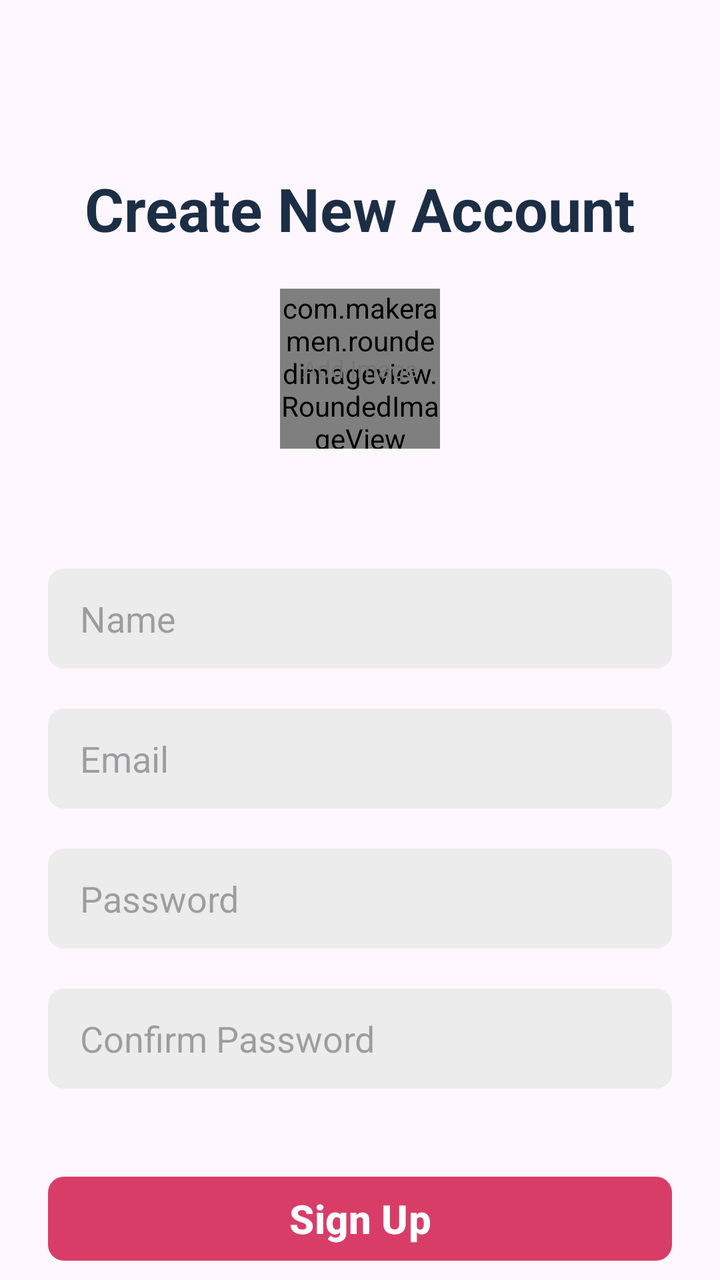
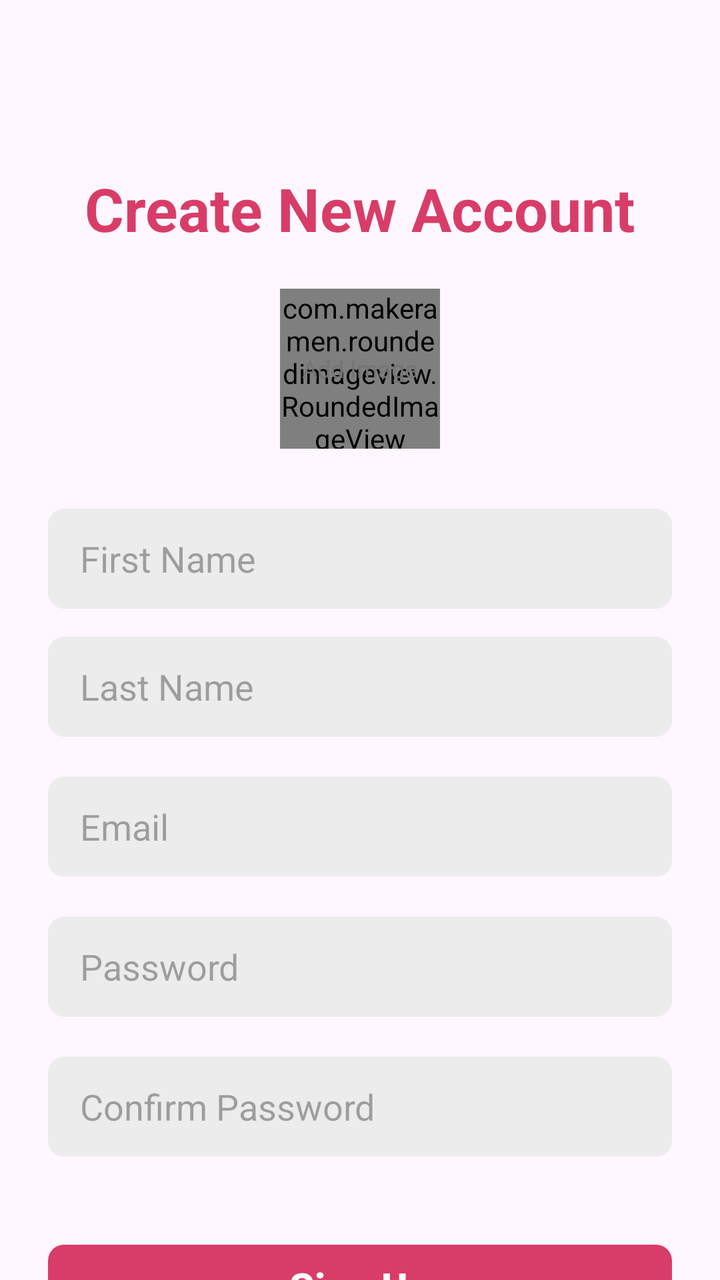

An Android layout rendered at two revisions. The XML below is the earlier revision; the diff shows what the commit changed to produce the second picture.
<!-- AndroidManifest.xml: application theme Theme.CS460SignInSignOutLab4 -->
<!-- res/layout/activity_sign_up.xml -->
<?xml version="1.0" encoding="utf-8"?>
<ScrollView xmlns:android="http://schemas.android.com/apk/res/android"
    xmlns:app="http://schemas.android.com/apk/res-auto"
    xmlns:tools="http://schemas.android.com/tools"
    android:id="@+id/main"
    android:layout_width="match_parent"
    android:layout_height="match_parent"
    android:clipToPadding="false"
    android:overScrollMode="never"
    android:padding="24dp"
    android:scrollbars="none"
    tools:context=".activity.SignUpActivity">
    
    <LinearLayout
        android:layout_width="match_parent"
        android:layout_height="wrap_content"
        android:gravity="center_horizontal"
        android:orientation="vertical">

        <TextView
            android:layout_width="wrap_content"
            android:layout_height="wrap_content"
            android:layout_marginTop="60dp"
            android:text="@string/create_new_account"
            android:textColor="@color/primary"
            android:textSize="30sp"
            android:textStyle="bold"/>

        <FrameLayout
            android:id="@+id/layoutImage"
            android:layout_width="wrap_content"
            android:layout_height="wrap_content"
            android:layout_marginTop="20dp">

            <com.makeramen.roundedimageview.RoundedImageView
                android:id="@+id/imageProfile"
                android:layout_width="80dp"
                android:layout_height="80dp"
                android:background="@drawable/background_image"
                android:scaleType="centerCrop"
                app:riv_oval="true"/>

            <TextView
                android:id="@+id/textAddImage"
                android:layout_width="wrap_content"
                android:layout_height="wrap_content"
                android:layout_gravity="center"
                android:text="@string/add_image"
                android:textColor="@color/secondary_text"
                android:textSize="12sp"/>

        </FrameLayout>

        <EditText
            android:id="@+id/inputName"
            android:layout_width="match_parent"
            android:layout_height="50dp"
            android:layout_marginTop="60dp"
            android:hint="@string/name"
            android:background="@drawable/background_input"
            android:imeOptions="actionNext"
            android:importantForAutofill="no"
            android:inputType="text"
            android:paddingStart="16dp"
            android:paddingEnd="16dp"
            android:textColor="@color/primary_text"
            android:textSize="18sp"/>

        <EditText
            android:id="@+id/inputEmail"
            android:layout_width="match_parent"
            android:layout_height="50dp"
            android:layout_marginTop="20dp"
            android:hint="@string/email"
            android:background="@drawable/background_input"
            android:imeOptions="actionNext"
            android:importantForAutofill="no"
            android:inputType="textEmailAddress"
            android:paddingStart="16dp"
            android:paddingEnd="16dp"
            android:textColor="@color/primary_text"
            android:textSize="18sp"/>

        <EditText
            android:id="@+id/inputPassword"
            android:layout_width="match_parent"
            android:layout_height="50dp"
            android:layout_marginTop="20dp"
            android:hint="@string/password"
            android:background="@drawable/background_input"
            android:imeOptions="actionNext"
            android:importantForAutofill="no"
            android:inputType="textPassword"
            android:paddingStart="16dp"
            android:paddingEnd="16dp"
            android:textAlignment="gravity"
            android:textColor="@color/primary_text"
            android:textSize="18sp"/>

        <EditText
            android:id="@+id/inputConfirmPassword"
            android:layout_width="match_parent"
            android:layout_height="50dp"
            android:layout_marginTop="20dp"
            android:hint="@string/confirm_password"
            android:background="@drawable/background_input"
            android:imeOptions="actionNext"
            android:importantForAutofill="no"
            android:inputType="textPassword"
            android:paddingStart="16dp"
            android:paddingEnd="16dp"
            android:textAlignment="gravity"
            android:textColor="@color/primary_text"
            android:textSize="18sp"/>

        <FrameLayout
            android:layout_width="match_parent"
            android:layout_height="wrap_content"
            android:layout_marginTop="20dp"
            android:animateLayoutChanges="true">

        <com.google.android.material.button.MaterialButton
            android:id="@+id/buttonSignUp"
            android:layout_width="match_parent"
            android:layout_height="50dp"
            android:layout_marginTop="20dp"
            android:text="@string/sign_up"
            android:textColor="@color/white"
            android:textSize="20sp"
            android:textStyle="bold"
            app:cornerRadius="8sp"/>

        <ProgressBar
            android:id="@+id/progressBar"
            android:layout_width="25dp"
            android:layout_height="25dp"
            android:layout_gravity="center"
            android:visibility="invisible"/>

        </FrameLayout>

        <TextView
            android:id="@+id/textSignIn"
            android:layout_width="wrap_content"
            android:layout_height="wrap_content"
            android:layout_marginTop="10dp"
            android:text="@string/sign_in"
            android:textColor="@color/primary"
            android:textSize="18sp"
            android:textStyle="bold"/>


    </LinearLayout>

</ScrollView>
<!-- resources referenced by this layout -->
<resources>
  <color name="primary">#1C2E46</color>
  <color name="primary_text">#212121</color>
  <color name="secondary_text">#757575</color>
  <color name="white">#FFFFFFFF</color>
  <!-- drawable background_image (drawable) -->
  <?xml version="1.0" encoding="utf-8"?>
  <shape xmlns:android="http://schemas.android.com/apk/res/android" android:shape="oval">
      <solid android:color="@color/input_background"/>
  
  </shape>
  <!-- drawable background_input (drawable) -->
  <?xml version="1.0" encoding="utf-8"?>
  <shape xmlns:android="http://schemas.android.com/apk/res/android" android:shape="rectangle">
      <solid android:color="@color/input_background"/>
      <corners android:radius="8dp"/>
  
  
  </shape>
  <string name="add_image">Add Image</string>
  <string name="confirm_password">Confirm Password</string>
  <string name="create_new_account">Create New Account</string>
  <string name="email">Email</string>
  <string name="name">Name</string>
  <string name="password">Password</string>
  <string name="sign_in">Sign in</string>
  <string name="sign_up">Sign Up</string>
  <style name="Theme.CS460SignInSignOutLab4" parent="Base.Theme.CS460SignInSignOutLab4" />
  <color name="input_background">#ECECEC</color>
  <style name="Base.Theme.CS460SignInSignOutLab4" parent="Theme.Material3.DayNight.NoActionBar">
          
          <item name="colorPrimary">#FFD83D68</item>
          <item name="android:statusBarColor">#FFD83D68</item>
          
      </style>
</resources>

<!-- the commit's change to res/layout/activity_sign_up.xml (unified diff, before → after) -->
@@ -52,11 +52,26 @@
         </FrameLayout>
 
         <EditText
-            android:id="@+id/inputName"
+            android:id="@+id/inputFirstName"
             android:layout_width="match_parent"
             android:layout_height="50dp"
-            android:layout_marginTop="60dp"
-            android:hint="@string/name"
+            android:layout_marginTop="30dp"
+            android:hint="@string/first_name"
+            android:background="@drawable/background_input"
+            android:imeOptions="actionNext"
+            android:importantForAutofill="no"
+            android:inputType="text"
+            android:paddingStart="16dp"
+            android:paddingEnd="16dp"
+            android:textColor="@color/primary_text"
+            android:textSize="18sp"/>
+
+        <EditText
+            android:id="@+id/inputLastName"
+            android:layout_width="match_parent"
+            android:layout_height="50dp"
+            android:layout_marginTop="14dp"
+            android:hint="@string/last_name"
             android:background="@drawable/background_input"
             android:imeOptions="actionNext"
             android:importantForAutofill="no"
<!-- resource entries referenced after the edit -->
@@ -1,6 +1,6 @@
 <!-- resources referenced by this layout -->
 <resources>
-  <color name="primary">#1C2E46</color>
+  <color name="primary">#FFD83D68</color>
   <color name="primary_text">#212121</color>
   <color name="secondary_text">#757575</color>
   <color name="white">#FFFFFFFF</color>
@@ -22,7 +22,8 @@
   <string name="confirm_password">Confirm Password</string>
   <string name="create_new_account">Create New Account</string>
   <string name="email">Email</string>
-  <string name="name">Name</string>
+  <string name="first_name">First Name</string>
+  <string name="last_name">Last Name</string>
   <string name="password">Password</string>
   <string name="sign_in">Sign in</string>
   <string name="sign_up">Sign Up</string>
